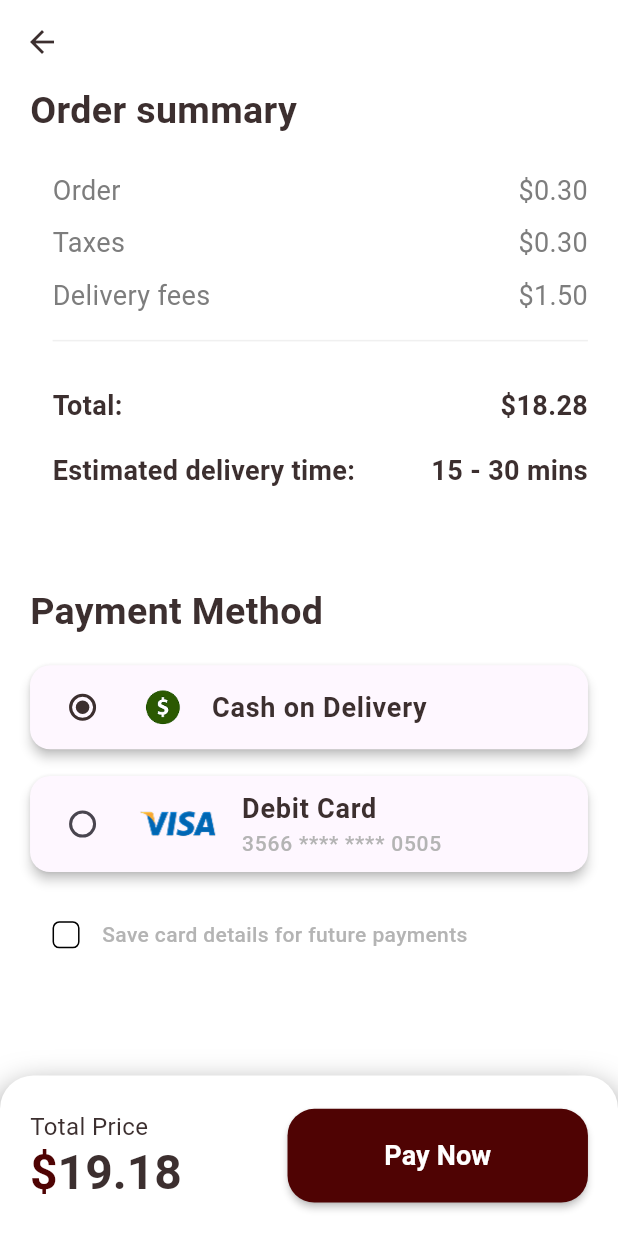
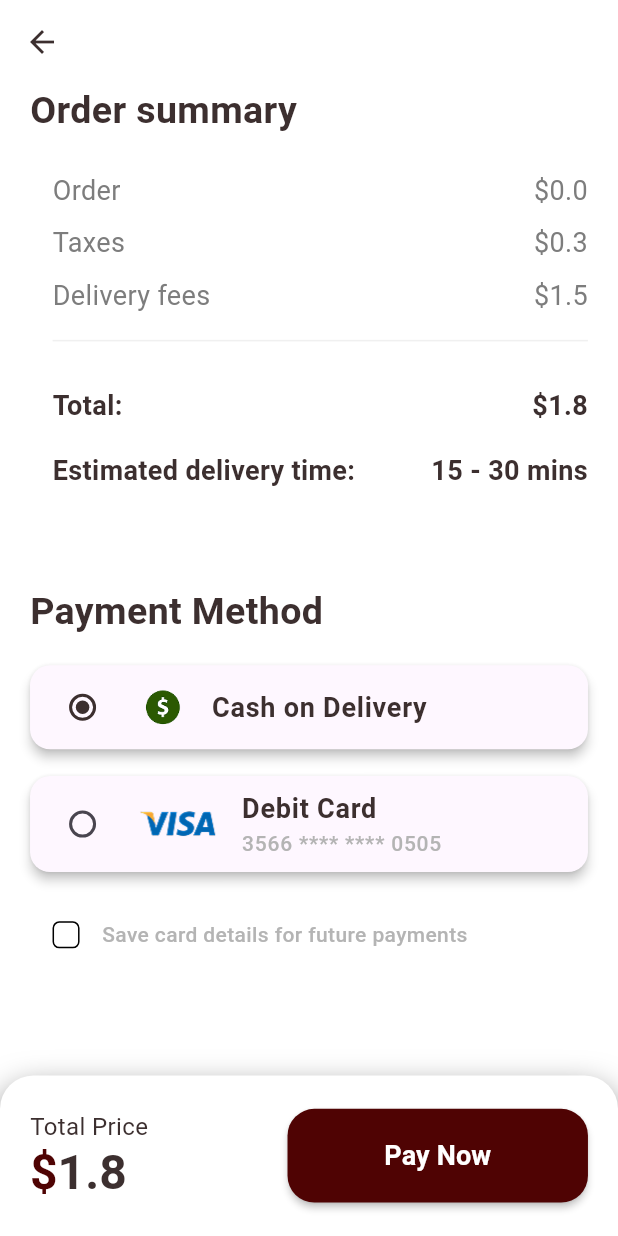
Before and after one commit to med-khelifi/hungry, a Flutter app: the CheckoutView screen opened by its route, after a tap on "Cash on Delivery", on a phone screen of 412 x 824 dp. Run offline on Flutter 3.47's test engine with Material 3 defaults, Android fonts, the phone set to English and light mode, and no system bars; our stand-ins replace dio, flutter_screenutil, flutter_svg, gap, image_picker, shared_preferences and 1 more; accounts and stored records are empty; network calls fail; statements that could not run were skipped.

Commit message:
almost complete checkout

```diff
--- a/lib/core/constants/app_colors.dart
+++ b/lib/core/constants/app_colors.dart
@@ -10,6 +10,5 @@ class AppColors {
   static Color greyPaymentViewColor = Color(0xff7D7D7D);
   static Color greyPaymentViewDividerColor = Color(0xffF0F0F0);
   static Color pinkCheckboxColor = Color(0xffef2a39);
-
   static Color greenColor = Color(0xff008000);
 }
--- a/lib/core/network/api_service.dart
+++ b/lib/core/network/api_service.dart
@@ -39,7 +39,7 @@ class ApiService {
     }
   }
 
-  Future<dynamic> delete({required String endpoint, Map<String, dynamic>? data,String? query}) async {
+  Future<dynamic> delete({required String endpoint, Map<String, dynamic>? data,dynamic? query}) async {
     try {
       final response = await _dioClient.dio.delete(endpoint, data: data,queryParameters: query);
       return response;
--- a/lib/features/cart/data/cart_item_mode.dart
+++ b/lib/features/cart/data/cart_item_mode.dart
@@ -6,7 +6,7 @@ class CartItemMode {
   final int productId;
   final String name;
   final String image;
-  final int quantity;
+   int quantity;
   final double price;
   final double spicy;
   final List<ToppingOptionModel> toppings;
--- a/lib/features/cart/data/cart_model.dart
+++ b/lib/features/cart/data/cart_model.dart
@@ -3,7 +3,7 @@ import 'package:hungry/features/cart/data/cart_item_mode.dart';
 
 class CartModel {
   final int id;
-  final double totalPrice;
+   double totalPrice;
   final List<CartItemMode> items;
   CartModel({
     required this.id,
--- a/lib/features/cart/data/cart_repo.dart
+++ b/lib/features/cart/data/cart_repo.dart
@@ -47,7 +47,7 @@ class CartRepo {
 
   Future<Response<bool>> deleteItemFromCart(int itemId) async {
     try {
-      final result = await _apiService.delete(endpoint: '/cart/remove/',query:itemId.toString());
+      final result = await _apiService.delete(endpoint: '/cart/remove/$itemId');
       if (result is ApiError) {
         return Response.failure(result);
       }
--- a/lib/features/checkout/view/checkout_view.dart
+++ b/lib/features/checkout/view/checkout_view.dart
@@ -3,6 +3,7 @@ import 'package:flutter_screenutil/flutter_screenutil.dart';
 import 'package:gap/gap.dart';
 import 'package:hungry/core/constants/app_assets.dart';
 import 'package:hungry/core/constants/app_colors.dart';
+import 'package:hungry/features/auth/data/auth_repo.dart';
 import 'package:hungry/features/checkout/widgets/success_payment_dialog.dart';
 import 'package:hungry/features/productDetails/widgets/price_details.dart';
 import 'package:hungry/shared/custom_button.dart';
@@ -16,10 +17,24 @@ class CheckoutView extends StatefulWidget {
 }
 
 class _CheckoutViewState extends State<CheckoutView> {
+
+   double totalPrice =0;
+  double taxes = 0.30;
+  double deliveryFees = 1.50;
+  double allPrice = 0;
   bool isAgree = false;
+  late AuthRepo authRepo;
 
   // selected payment method
   String? selectedPayment = "Cash";
+
+  @override
+  void didChangeDependencies() {
+    super.didChangeDependencies();
+    authRepo = AuthRepo();
+    totalPrice = ModalRoute.of(context)?.settings.arguments as double ?? 0;
+    allPrice = totalPrice + taxes + deliveryFees;
+  }
 
   @override
   Widget build(BuildContext context) {
@@ -55,11 +70,11 @@ class _CheckoutViewState extends State<CheckoutView> {
                       padding: EdgeInsets.only(left: 15.w),
                       child: Column(
                         children: [
-                          _summaryRow("Order", "\$0.30", false),
+                          _summaryRow("Order", "\$$totalPrice", false),
                           Gap(10.h),
-                          _summaryRow("Taxes", "\$0.30", false),
+                          _summaryRow("Taxes", "\$$taxes", false),
                           Gap(10.h),
-                          _summaryRow("Delivery fees", "\$1.50", false),
+                          _summaryRow("Delivery fees", "\$$deliveryFees", false),
                           Gap(10.h),
                           Divider(
                             thickness: 1,
@@ -68,7 +83,7 @@ class _CheckoutViewState extends State<CheckoutView> {
                           Gap(25.h),
                           _summaryRow(
                             "Total:",
-                            "\$18.28",
+                            "\$$allPrice",
                             true,
                             color: AppColors.secondColor,
                           ),
@@ -102,7 +117,8 @@ class _CheckoutViewState extends State<CheckoutView> {
 
                     Gap(20.h),
 
-                    _paymentTile(
+                   if(authRepo.currentUser!.viza != null)
+                     _paymentTile(
                       value: "Card",
                       title: "Debit Card",
                       subtitle: "3566 **** **** 0505",
@@ -111,7 +127,8 @@ class _CheckoutViewState extends State<CheckoutView> {
 
                     Gap(20.h),
 
-                    Row(
+                   if(authRepo.currentUser!.viza != null)
+                     Row(
                       children: [
                         Checkbox(
                           value: isAgree,
@@ -169,7 +186,7 @@ class _CheckoutViewState extends State<CheckoutView> {
                         fontSize: 16.sp,
                         color: AppColors.secondColor,
                       ),
-                      PriceDetails(text: "19.18"),
+                      PriceDetails(text: allPrice.toString()),
                     ],
                   ),
                   CustomButton(
```
Also changed, not shown: lib/features/cart/views/card_view.dart (+37 -5 lines), lib/features/cart/widgets/cart_item.dart (+81 -32 lines), lib/features/productDetails/views/product_details_view.dart (+24 -4 lines).
